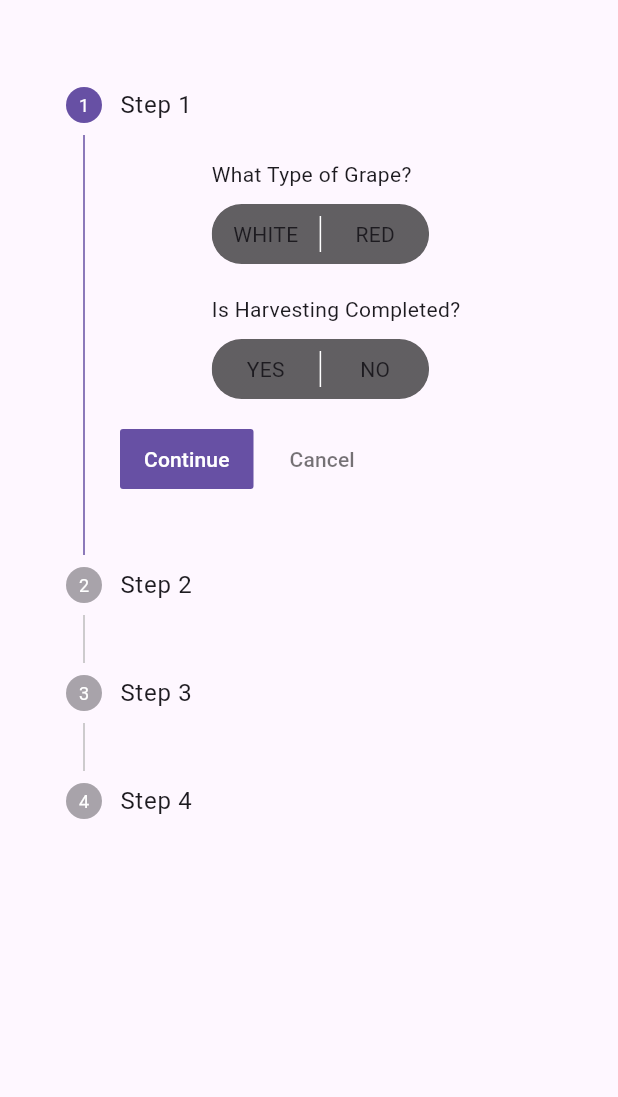
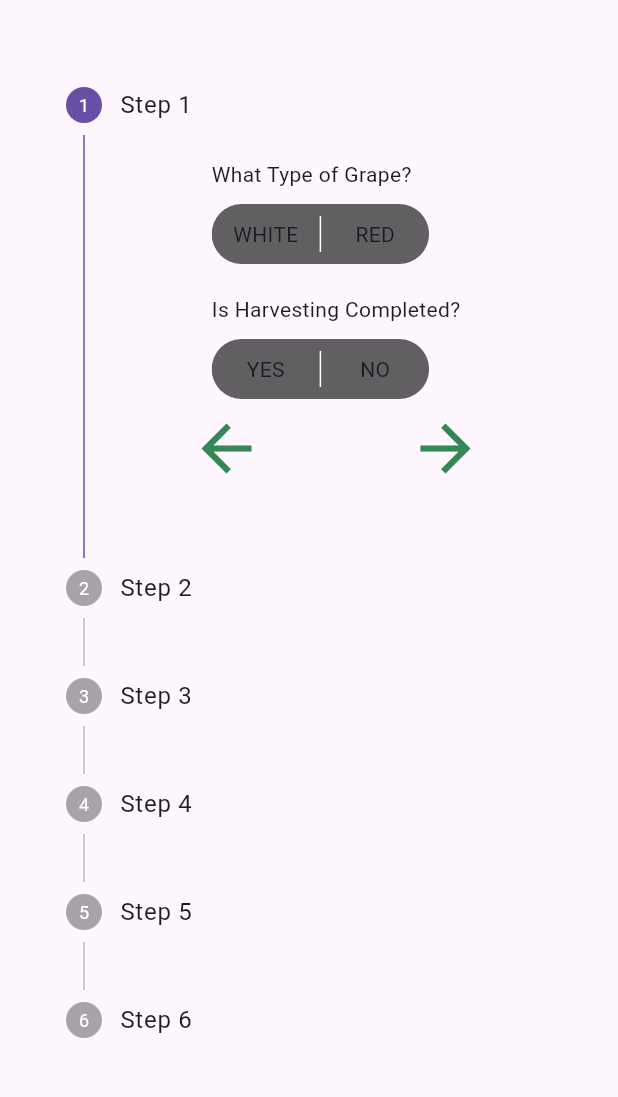
Before and after one commit to aafolabi/VineInspector, a Flutter app: the Analyzer screen opened directly, on a phone screen of 412 x 824 dp, the part 63-1160 px from its top. Run offline on Flutter 3.47's test engine with Material 3 defaults, Android fonts, the phone set to English and light mode, and no system bars; drawn by our look-alikes of toggle_switch; our stand-ins replace camera, cool_alert, date_time_picker, fluttertoast, image_cropper, image_picker and 4 more; missing offline and left inert: mailer, responsive_navigation_bar; accounts and stored records are empty.

Commit message:
Customise control buttons to Icon

```diff
--- a/lib/dashboard/pages/analyzer/analyzer.dart
+++ b/lib/dashboard/pages/analyzer/analyzer.dart
@@ -65,6 +65,53 @@ class _AnalyzerState extends State<Analyzer> {
               onStepTapped: (step) => setState(() {
                 currentStep = step;
               }),
+              controlsBuilder: (context,_) {
+                return Row(
+                  mainAxisAlignment: MainAxisAlignment.center,
+                  children: <Widget>[
+                    // TextButton(
+                    //   onPressed: (){},
+                    //   child: const Text('NEXT'),
+                    // ),
+                    IconButton(
+                      iconSize: 50,
+                      icon: const Icon(
+                        Icons.arrow_back,
+                      ),
+                      color: color1,
+                      // the method which is called
+                      // when button is pressed
+                      onPressed: () => currentStep == 0
+                          ? null
+                          : setState(() {
+                        currentStep -= 1;
+                      }),
+                    ),
+                    // SizedBox used as the separator
+                    const SizedBox(
+                      width: 80,
+                    ),
+                    IconButton(
+                      iconSize: 50,
+                      icon: const Icon(
+                        Icons.arrow_forward,
+                      ),
+                      color: color1,
+                      onPressed: () {
+                        bool isLastStep = (currentStep == getSteps().length - 1);
+                        if (isLastStep) {
+                          //Do something with this information
+                        } else {
+                          setState(() {
+                            currentStep += 1;
+                          });
+                        }
+                      },
+                    ),
+                  ],
+                );
+              },
+
               steps: getSteps(),
 
             )),
@@ -237,6 +284,16 @@ class _AnalyzerState extends State<Analyzer> {
                     //Calculate D1-D2 here
                   }
             ),
+          ],
+        ),
+
+      ),
+      Step(
+        state: currentStep > 3 ? StepState.complete : StepState.indexed,
+        isActive: currentStep >= 3,
+        title: const Text("Step 4"),
+        content: Column(
+          children: [
             const SizedBox(
               height: 10,
             ),
@@ -247,6 +304,7 @@ class _AnalyzerState extends State<Analyzer> {
             ToggleSwitch(
               initialLabelIndex: null,
               totalSwitches: 2,
+              minWidth: 120.0,
               activeBgColors: [[Colors.green],[Colors.redAccent]],
               dividerColor: Colors.white,
               curve: Curves.bounceInOut,
@@ -261,6 +319,15 @@ class _AnalyzerState extends State<Analyzer> {
                 }
               },
             ),
+          ],
+        ),
+      ),
+      Step(
+        state: currentStep > 4 ? StepState.complete : StepState.indexed,
+        isActive: currentStep >= 4,
+        title: const Text("Step 5"),
+        content: Column(
+          children: [
             const SizedBox(
               height: 10,
             ),
@@ -319,6 +386,7 @@ class _AnalyzerState extends State<Analyzer> {
             ToggleSwitch(
               initialLabelIndex: null,
               totalSwitches: 2,
+              minWidth: 90.0,
               activeBgColors: [[Colors.green],[Colors.redAccent]],
               dividerColor: Colors.white,
               curve: Curves.bounceInOut,
@@ -338,12 +406,11 @@ class _AnalyzerState extends State<Analyzer> {
             ),
           ],
         ),
-
       ),
       Step(
-        state: currentStep > 2 ? StepState.complete : StepState.indexed,
-        isActive: currentStep >= 2,
-        title: const Text("Step 4"),
+        state: currentStep > 5 ? StepState.complete : StepState.indexed,
+        isActive: currentStep >= 5,
+        title: const Text("Step 6"),
         content: Column(
           children: [
             CustomBtn(
```
